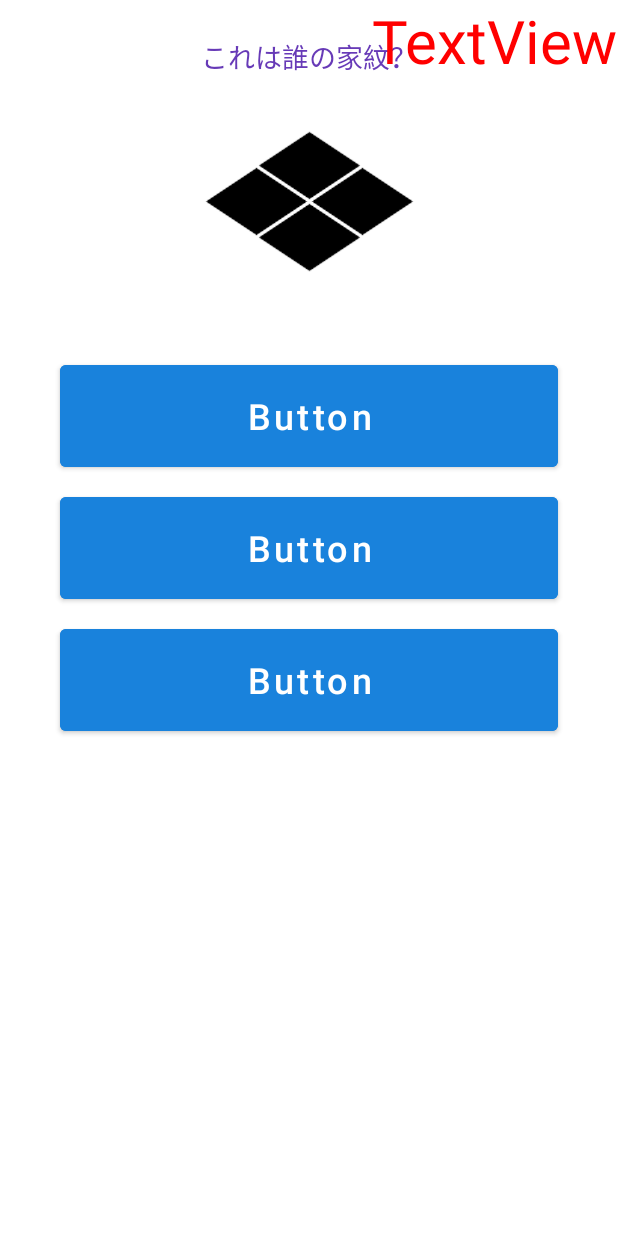
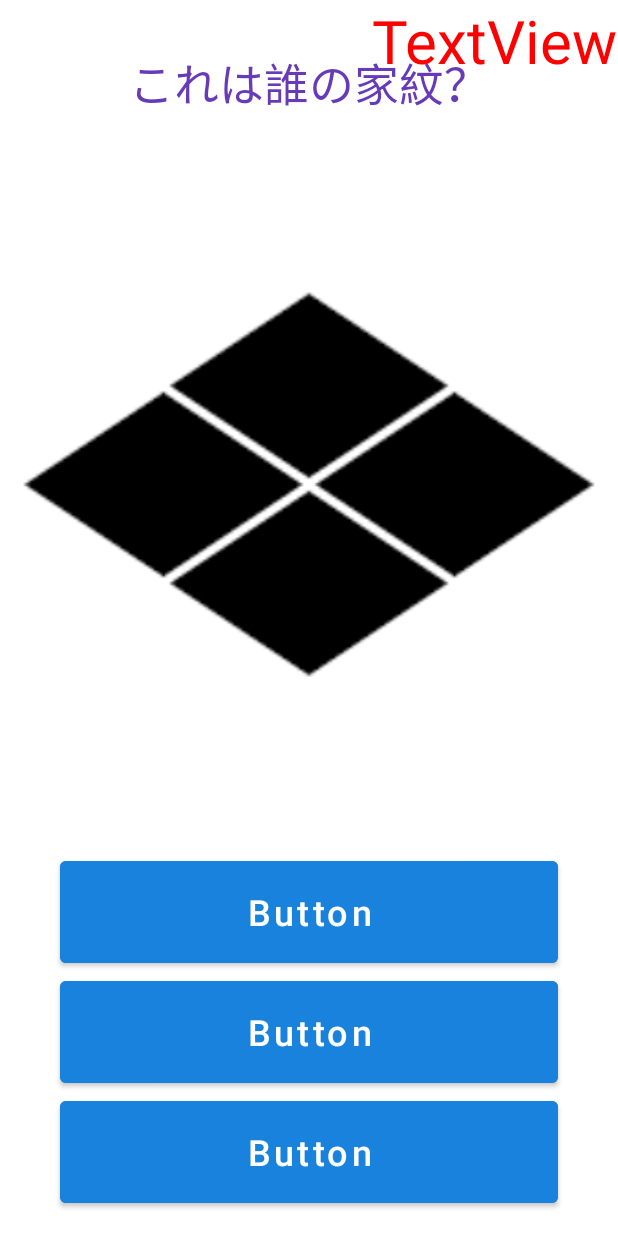
Before and after one commit to SomaBito/Quiz, an Android app: the layout activity_quiz2.xml on its own in the app's theme, with its tools: preview values and no code run, on a phone screen of 412 x 824 dp. Run offline under Robolectric (Android 15) with nearby library versions, the phone set to English and light mode, and no system bars; Roboto replaces fonts that are not available here.

Commit message:
一旦保存。 基本終了、配置完了２

```diff
--- a/app/src/main/res/layout/activity_quiz2.xml
+++ b/app/src/main/res/layout/activity_quiz2.xml
@@ -10,13 +10,12 @@
         android:id="@+id/quizText"
         android:layout_width="wrap_content"
         android:layout_height="wrap_content"
-        android:layout_marginTop="24sp"
         android:text="これは誰の家紋？"
         android:textColor="#673AB7"
-        android:textSize="18sp"
+        android:textSize="30sp"
         app:layout_constraintEnd_toEndOf="parent"
         app:layout_constraintStart_toStartOf="parent"
-        app:layout_constraintTop_toTopOf="parent" />
+        app:layout_constraintTop_toBottomOf="@+id/correctAnswerText" />
 
     <TextView
         android:id="@+id/correctAnswerText"
@@ -27,6 +26,7 @@
         app:layout_constraintEnd_toEndOf="parent"
         app:layout_constraintStart_toStartOf="parent"
         app:layout_constraintTop_toTopOf="parent" />
+
 
     <TextView
         android:id="@+id/secondText"
@@ -42,52 +42,50 @@
         android:id="@+id/answerButton1"
         android:layout_width="0dp"
         android:layout_height="80sp"
-        android:layout_marginStart="40sp"
-        android:layout_marginTop="28sp"
-        android:layout_marginEnd="40sp"
+        android:layout_marginStart="40dp"
+        android:layout_marginEnd="40dp"
         android:backgroundTint="#1982DC"
         android:text="Button"
         android:textAllCaps="false"
         android:textColor="#FFFFFF"
         android:textSize="24sp"
+        app:layout_constraintBottom_toTopOf="@+id/answerButton2"
         app:layout_constraintEnd_toEndOf="parent"
         app:layout_constraintHorizontal_bias="0.0"
-        app:layout_constraintStart_toStartOf="parent"
-        app:layout_constraintTop_toBottomOf="@+id/kamonImage" />
+        app:layout_constraintStart_toStartOf="parent" />
 
     <Button
         android:id="@+id/answerButton2"
         android:layout_width="0dp"
         android:layout_height="80sp"
-        android:layout_marginStart="40sp"
-        android:layout_marginTop="8sp"
-        android:layout_marginEnd="40sp"
+        android:layout_marginStart="40dp"
+        android:layout_marginEnd="40dp"
         android:backgroundTint="#1982DC"
         android:text="Button"
         android:textAllCaps="false"
         android:textColor="#FFFFFF"
         android:textSize="24sp"
+        app:layout_constraintBottom_toTopOf="@+id/answerButton3"
         app:layout_constraintEnd_toEndOf="parent"
-        app:layout_constraintHorizontal_bias="0.0"
-        app:layout_constraintStart_toStartOf="parent"
-        app:layout_constraintTop_toBottomOf="@+id/answerButton1" />
+        app:layout_constraintHorizontal_bias="1.0"
+        app:layout_constraintStart_toStartOf="parent" />
 
     <Button
         android:id="@+id/answerButton3"
         android:layout_width="0dp"
         android:layout_height="80sp"
-        android:layout_marginStart="40sp"
-        android:layout_marginTop="8sp"
-        android:layout_marginEnd="40sp"
+        android:layout_marginStart="40dp"
+        android:layout_marginEnd="40dp"
+        android:layout_marginBottom="16dp"
         android:backgroundTint="#1982DC"
         android:text="Button"
         android:textAllCaps="false"
         android:textColor="#FFFFFF"
         android:textSize="24sp"
+        app:layout_constraintBottom_toBottomOf="parent"
         app:layout_constraintEnd_toEndOf="parent"
         app:layout_constraintHorizontal_bias="0.0"
-        app:layout_constraintStart_toStartOf="parent"
-        app:layout_constraintTop_toBottomOf="@+id/answerButton2" />
+        app:layout_constraintStart_toStartOf="parent" />
 
     <Button
         android:id="@+id/nextButton"
@@ -107,9 +105,9 @@
 
     <ImageView
         android:id="@+id/judgeImage"
-        android:layout_width="200sp"
-        android:layout_height="200sp"
-        android:layout_marginTop="44dp"
+        android:layout_width="200dp"
+        android:layout_height="200dp"
+        android:layout_marginTop="64dp"
         android:scaleType="centerInside"
         android:visibility="invisible"
         app:layout_constraintEnd_toEndOf="parent"
@@ -119,9 +117,11 @@
 
     <ImageView
         android:id="@+id/kamonImage"
-        android:layout_width="150sp"
-        android:layout_height="150sp"
-        android:layout_marginTop="8sp"
+        android:layout_width="0dp"
+        android:layout_height="0dp"
+        android:layout_marginTop="16dp"
+        android:layout_marginBottom="16dp"
+        app:layout_constraintBottom_toTopOf="@+id/answerButton1"
         app:layout_constraintEnd_toEndOf="parent"
         app:layout_constraintStart_toStartOf="parent"
         app:layout_constraintTop_toBottomOf="@+id/quizText"
--- a/app/src/main/res/layout/activity_quiz4.xml
+++ b/app/src/main/res/layout/activity_quiz4.xml
@@ -10,13 +10,12 @@
         android:id="@+id/quizText"
         android:layout_width="wrap_content"
         android:layout_height="wrap_content"
-        android:layout_marginTop="24sp"
         android:text="不正解"
         android:textColor="#673AB7"
-        android:textSize="18sp"
+        android:textSize="30sp"
         app:layout_constraintEnd_toEndOf="parent"
         app:layout_constraintStart_toStartOf="parent"
-        app:layout_constraintTop_toTopOf="parent" />
+        app:layout_constraintTop_toBottomOf="@+id/correctAnswerText" />
 
     <TextView
         android:id="@+id/correctAnswerText"
--- a/app/src/main/res/layout/activity_quiz5.xml
+++ b/app/src/main/res/layout/activity_quiz5.xml
@@ -10,13 +10,12 @@
         android:id="@+id/quizText"
         android:layout_width="wrap_content"
         android:layout_height="wrap_content"
-        android:layout_marginTop="24sp"
         android:text="不正解"
         android:textColor="#673AB7"
-        android:textSize="18sp"
+        android:textSize="30sp"
         app:layout_constraintEnd_toEndOf="parent"
         app:layout_constraintStart_toStartOf="parent"
-        app:layout_constraintTop_toTopOf="parent" />
+        app:layout_constraintTop_toBottomOf="@+id/correctAnswerText" />
 
     <TextView
         android:id="@+id/correctAnswerText"
--- a/app/src/main/res/layout/activity_quiz6.xml
+++ b/app/src/main/res/layout/activity_quiz6.xml
@@ -10,13 +10,12 @@
         android:id="@+id/quizText"
         android:layout_width="wrap_content"
         android:layout_height="wrap_content"
-        android:layout_marginTop="24sp"
         android:text="不正解"
         android:textColor="#673AB7"
-        android:textSize="18sp"
+        android:textSize="30sp"
         app:layout_constraintEnd_toEndOf="parent"
         app:layout_constraintStart_toStartOf="parent"
-        app:layout_constraintTop_toTopOf="parent" />
+        app:layout_constraintTop_toBottomOf="@+id/correctAnswerText" />
 
     <TextView
         android:id="@+id/correctAnswerText"
```
Also changed, not shown: app/src/main/res/layout/activity_quiz.xml (+18 -17 lines).
